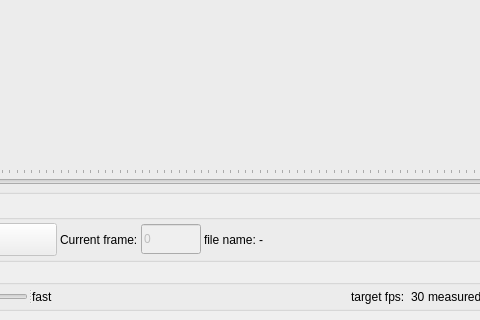
Before: the Qt Designer form source/gui/BioTracker.ui in BioroboticsLab/biotracker_core, drawn with Qt 5; both pictures show x 194 to 674 and y 498 to 818 of the 982 by 818 pixel window.
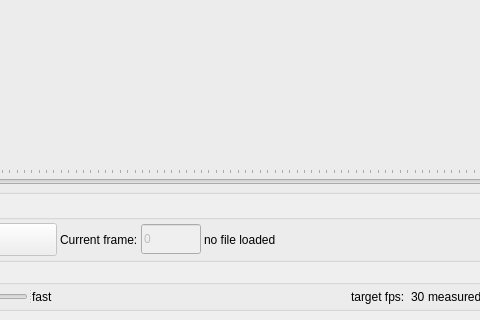
After: the same form once the commit is applied. Icons and pictures are not drawn. Custom widgets are drawn as their Qt base class.

The edit to the form file:
```diff
--- a/source/gui/BioTracker.ui
+++ b/source/gui/BioTracker.ui
@@ -388,17 +388,10 @@
                   </property>
                  </widget>
                 </item>
-                <item>
-                 <widget class="QLabel" name="label_2">
-                  <property name="text">
-                   <string>file name:</string>
-                  </property>
-                 </widget>
-                </item>
                 <item>
                  <widget class="QLabel" name="lbl_filename">
                   <property name="text">
-                   <string>-</string>
+                   <string>no file loaded</string>
                   </property>
                  </widget>
                 </item>
```
